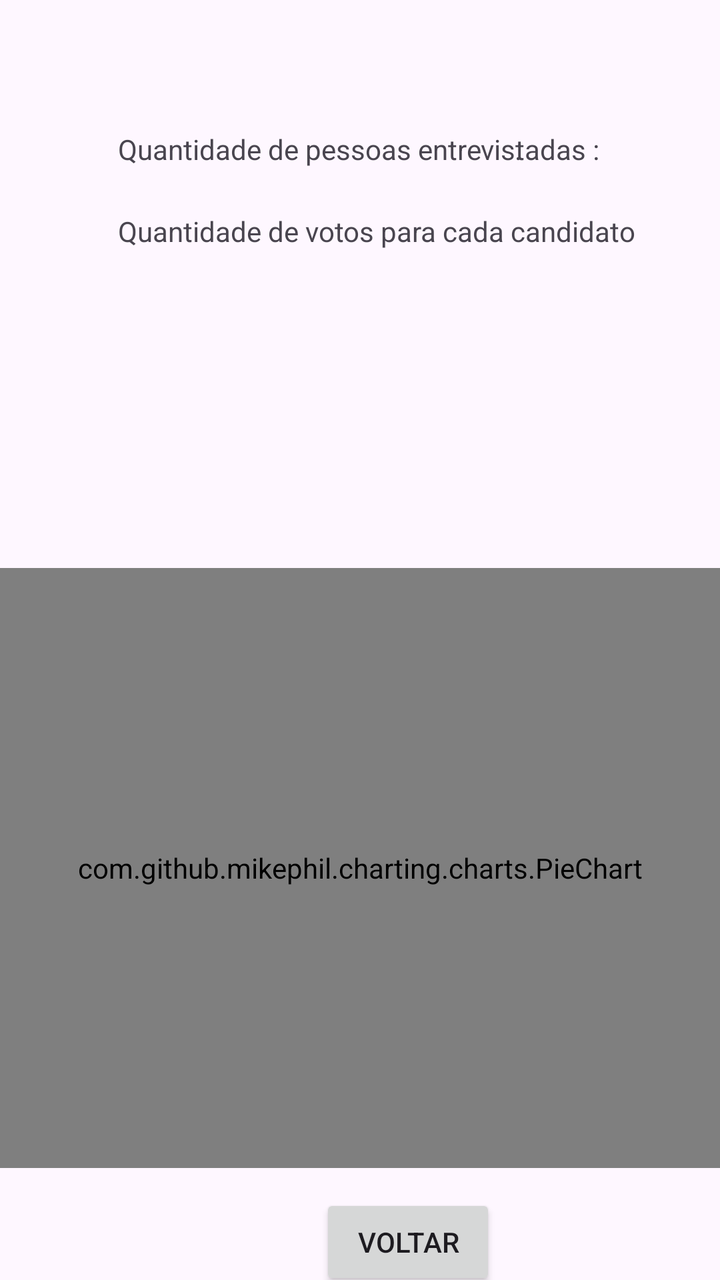
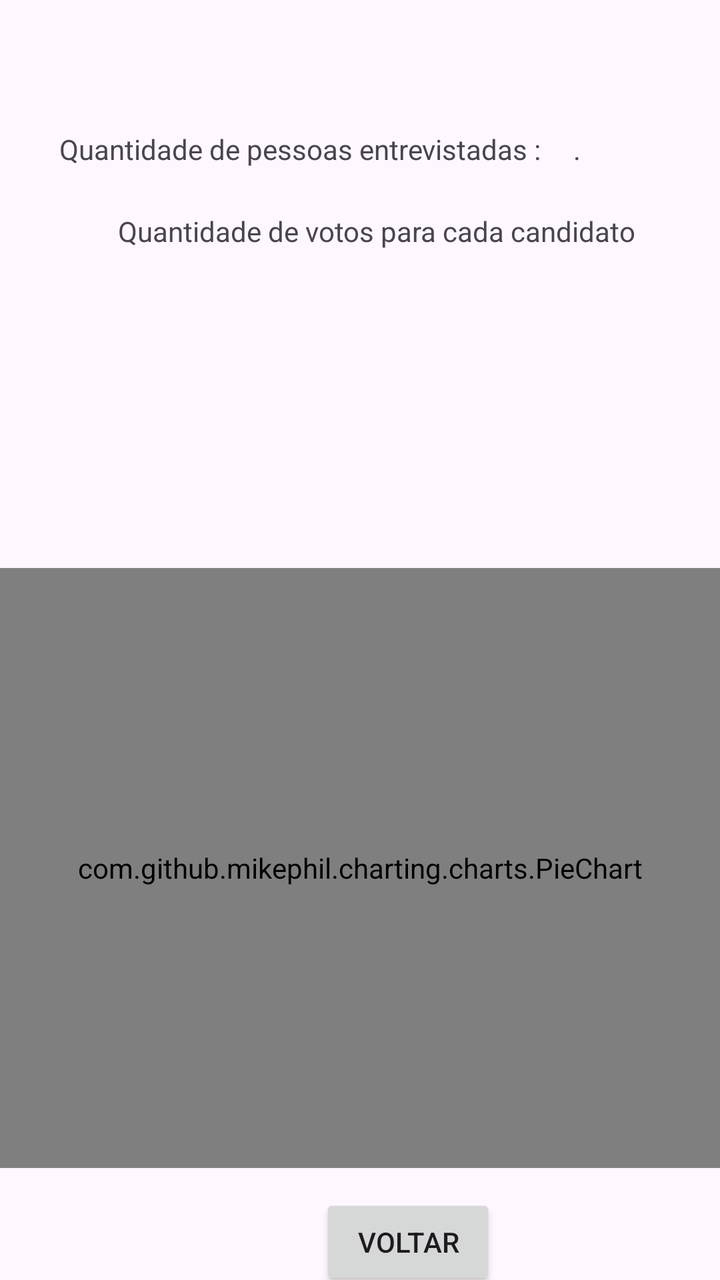

Compare the two renders of this Android layout. The source of the first and the diff that turns it into the second are given below.
<!-- AndroidManifest.xml: application theme Theme.CampanhaEleitoral -->
<!-- res/layout/activity_resultado.xml -->
<?xml version="1.0" encoding="utf-8"?>
<androidx.constraintlayout.widget.ConstraintLayout xmlns:android="http://schemas.android.com/apk/res/android"
    xmlns:app="http://schemas.android.com/apk/res-auto"
    xmlns:tools="http://schemas.android.com/tools"
    android:id="@+id/main"
    android:layout_width="match_parent"
    android:layout_height="match_parent"
    tools:context=".ResultadoActivity">


    <com.github.mikephil.charting.charts.PieChart
        android:id="@+id/pcGrafico"
        android:layout_width="match_parent"
        android:layout_height="300dp"
        android:layout_marginTop="159dp"
        app:layout_constraintStart_toStartOf="parent"
        app:layout_constraintTop_toBottomOf="@+id/textView6" />

    <TextView
        android:id="@+id/textView5"
        android:layout_width="wrap_content"
        android:layout_height="wrap_content"
        android:layout_marginStart="59dp"
        android:layout_marginTop="65dp"
        android:text="Quantidade de pessoas entrevistadas :"
        app:layout_constraintStart_toStartOf="parent"
        app:layout_constraintTop_toTopOf="parent" />

    <TextView
        android:id="@+id/textView6"
        android:layout_width="wrap_content"
        android:layout_height="wrap_content"
        android:layout_marginStart="59dp"
        android:layout_marginTop="22dp"
        android:text="Quantidade de votos para cada candidato"
        app:layout_constraintStart_toStartOf="parent"
        app:layout_constraintTop_toBottomOf="@+id/textView5" />

    <Button
        android:id="@+id/btReturn"
        android:layout_width="wrap_content"
        android:layout_height="wrap_content"
        android:layout_marginStart="160dp"
        android:layout_marginTop="13dp"
        android:text="Voltar"
        app:layout_constraintStart_toStartOf="parent"
        app:layout_constraintTop_toBottomOf="@+id/pcGrafico" />

    <TextView
        android:id="@+id/tvQuant"
        android:layout_width="wrap_content"
        android:layout_height="wrap_content"
        android:layout_marginTop="65dp"
        android:layout_marginEnd="99dp"
        android:text="."
        app:layout_constraintEnd_toEndOf="parent"
        app:layout_constraintTop_toTopOf="parent" />
</androidx.constraintlayout.widget.ConstraintLayout>
<!-- resources referenced by this layout -->
<resources>
  <style name="Theme.CampanhaEleitoral" parent="Base.Theme.CampanhaEleitoral" />
  <style name="Base.Theme.CampanhaEleitoral" parent="Theme.Material3.DayNight.NoActionBar">
          
          
      </style>
</resources>

<!-- the commit's change to res/layout/activity_resultado.xml (unified diff, before → after) -->
@@ -22,7 +22,9 @@
         android:layout_height="wrap_content"
         android:layout_marginStart="59dp"
         android:layout_marginTop="65dp"
+        android:layout_marginEnd="8dp"
         android:text="Quantidade de pessoas entrevistadas :"
+        app:layout_constraintEnd_toStartOf="@+id/tvQuant"
         app:layout_constraintStart_toStartOf="parent"
         app:layout_constraintTop_toTopOf="parent" />
 
@@ -50,9 +52,11 @@
         android:id="@+id/tvQuant"
         android:layout_width="wrap_content"
         android:layout_height="wrap_content"
+        android:layout_marginStart="8dp"
         android:layout_marginTop="65dp"
         android:layout_marginEnd="99dp"
         android:text="."
         app:layout_constraintEnd_toEndOf="parent"
+        app:layout_constraintStart_toEndOf="@+id/textView5"
         app:layout_constraintTop_toTopOf="parent" />
 </androidx.constraintlayout.widget.ConstraintLayout>
